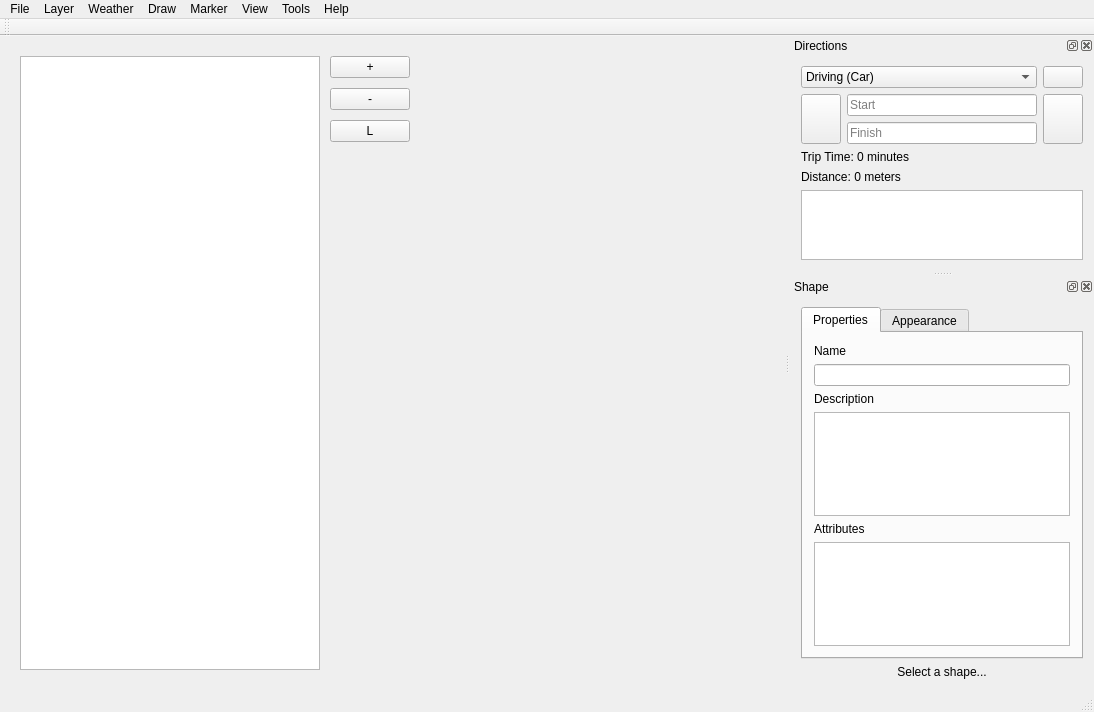
Old version of the form explorer/mainwindow.ui in the repository archnemesis/OSMExplorer.
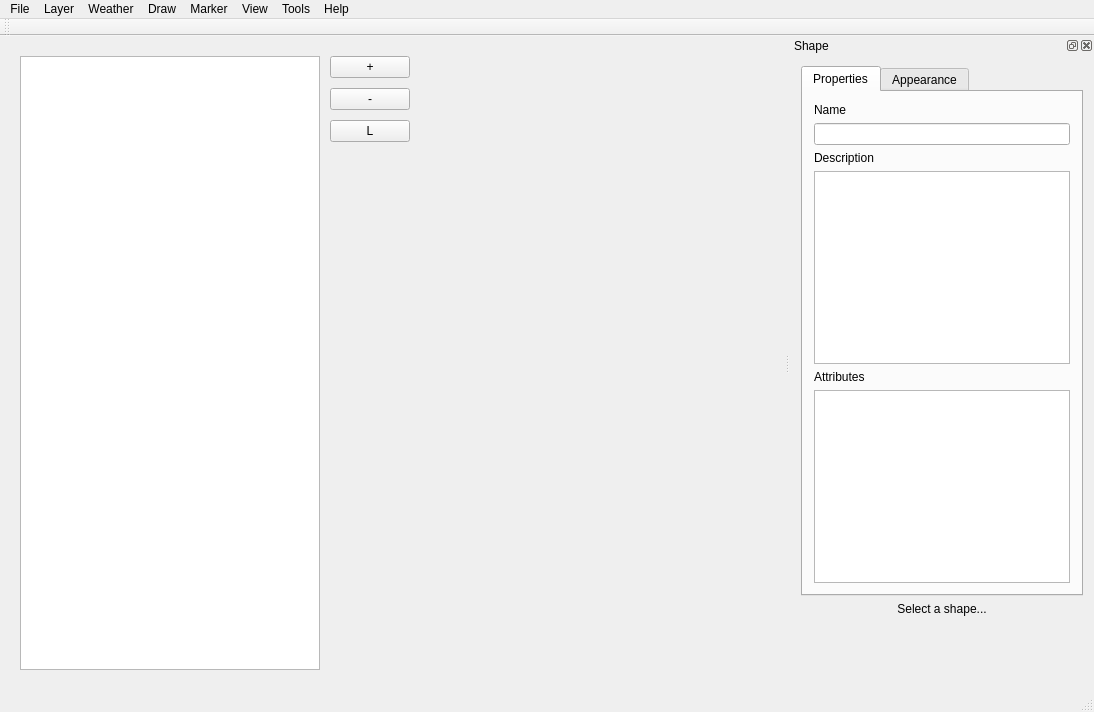
New version of the form. Icons and pictures are not drawn. Custom widgets are drawn as their Qt base class.

What changed in the file:
```diff
--- a/explorer/mainwindow.ui
+++ b/explorer/mainwindow.ui
@@ -345,163 +345,6 @@
    <addaction name="menuTools"/>
    <addaction name="menuHelp"/>
   </widget>
-  <widget class="QDockWidget" name="dockWidget_2">
-   <property name="styleSheet">
-    <string notr="true"/>
-   </property>
-   <property name="features">
-    <set>QDockWidget::AllDockWidgetFeatures</set>
-   </property>
-   <property name="windowTitle">
-    <string>Directions</string>
-   </property>
-   <attribute name="dockWidgetArea">
-    <number>2</number>
-   </attribute>
-   <widget class="QWidget" name="dockWidgetContents_2">
-    <layout class="QVBoxLayout" name="verticalLayout_4">
-     <item>
-      <layout class="QHBoxLayout" name="horizontalLayout_2">
-       <item>
-        <widget class="QComboBox" name="comboBox">
-         <item>
-          <property name="text">
-           <string>Driving (Car)</string>
-          </property>
-         </item>
-         <item>
-          <property name="text">
-           <string>Driving (Heavy Vehicle)</string>
-          </property>
-         </item>
-         <item>
-          <property name="text">
-           <string>Walking</string>
-          </property>
-         </item>
-         <item>
-          <property name="text">
-           <string>Cycling</string>
-          </property>
-         </item>
-        </widget>
-       </item>
-       <item>
-        <widget class="QPushButton" name="pushButton">
-         <property name="sizePolicy">
-          <sizepolicy hsizetype="Maximum" vsizetype="Fixed">
-           <horstretch>0</horstretch>
-           <verstretch>0</verstretch>
-          </sizepolicy>
-         </property>
-         <property name="toolTip">
-          <string>Route Settings...</string>
-         </property>
-         <property name="statusTip">
-          <string>Change route settings</string>
-         </property>
-         <property name="text">
-          <string/>
-         </property>
-         <property name="icon">
-          <iconset>
-           <normaloff>:/icons/settings</normaloff>:/icons/settings</iconset>
-         </property>
-        </widget>
-       </item>
-      </layout>
-     </item>
-     <item>
-      <layout class="QHBoxLayout" name="horizontalLayout">
-       <item>
-        <widget class="QPushButton" name="btnDirectionsSwap">
-         <property name="sizePolicy">
-          <sizepolicy hsizetype="Minimum" vsizetype="Minimum">
-           <horstretch>0</horstretch>
-           <verstretch>0</verstretch>
-          </sizepolicy>
-         </property>
-         <property name="styleSheet">
-          <string notr="true"/>
-         </property>
-         <property name="text">
-          <string/>
-         </property>
-         <property name="icon">
-          <iconset resource="resources.qrc">
-           <normaloff>:/icons/swap.png</normaloff>:/icons/swap.png</iconset>
-         </property>
-         <property name="iconSize">
-          <size>
-           <width>32</width>
-           <height>32</height>
-          </size>
-         </property>
-        </widget>
-       </item>
-       <item>
-        <layout class="QVBoxLayout" name="verticalLayout_3">
-         <item>
-          <widget class="QLineEdit" name="lneDirectionsStart">
-           <property name="placeholderText">
-            <string>Start</string>
-           </property>
-          </widget>
-         </item>
-         <item>
-          <widget class="QLineEdit" name="lneDirectionsFinish">
-           <property name="placeholderText">
-            <string>Finish</string>
-           </property>
-          </widget>
-         </item>
-        </layout>
-       </item>
-       <item>
-        <widget class="QPushButton" name="btnDirectionsGo">
-         <property name="sizePolicy">
-          <sizepolicy hsizetype="Maximum" vsizetype="Minimum">
-           <horstretch>0</horstretch>
-           <verstretch>0</verstretch>
-          </sizepolicy>
-         </property>
-         <property name="text">
-          <string/>
-         </property>
-         <property name="icon">
-          <iconset resource="resources.qrc">
-           <normaloff>:/icons/map.png</normaloff>:/icons/map.png</iconset>
-         </property>
-         <property name="iconSize">
-          <size>
-           <width>32</width>
-           <height>32</height>
-          </size>
-         </property>
-        </widget>
-       </item>
-      </layout>
-     </item>
-     <item>
-      <widget class="QLabel" name="label">
-       <property name="text">
-        <string>Trip Time: 0 minutes</string>
-       </property>
-      </widget>
-     </item>
-     <item>
-      <widget class="QLabel" name="label_2">
-       <property name="text">
-        <string>Distance: 0 meters</string>
-       </property>
-      </widget>
-     </item>
-     <item>
-      <widget class="QListWidget" name="lstDirections"/>
-     </item>
-    </layout>
-   </widget>
-  </widget>
   <widget class="QDockWidget" name="dockWidget_3">
    <property name="windowTitle">
     <string>Shape</string>
```
Left out of the diff: 6 changed lines with no effect on the pictures.
